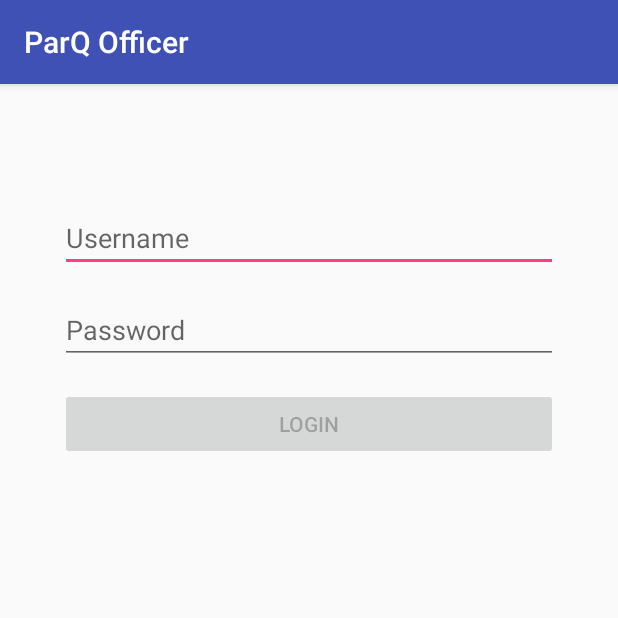
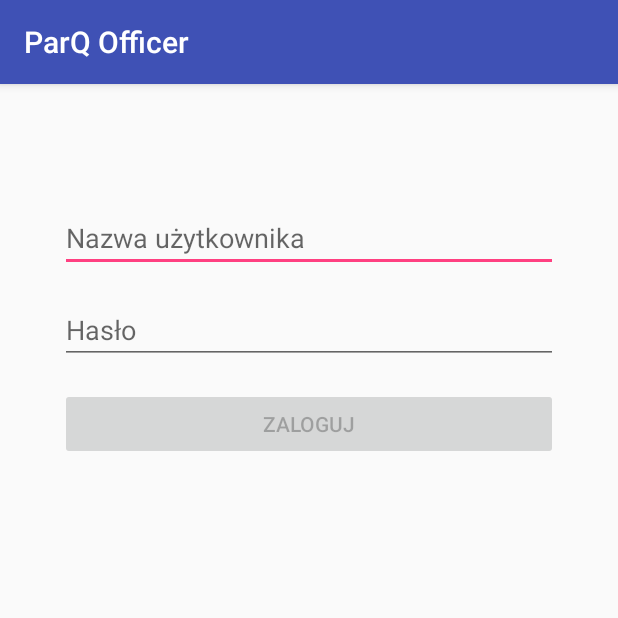
Before and after one commit to Ymcyk/ParQ-mobile-officer, an Android app: the screen it shows after launch (LoginActivity), on a phone screen of 412 x 824 dp, the top half of it. Run offline under Robolectric (Android 15) with nearby library versions, the phone set to English and light mode, and no system bars; our stand-ins replace Volley.

Commit message:
Final 1.0

```diff
--- a/app/src/main/java/com/parq/parqofficer/TypeUrlDialog.java
+++ b/app/src/main/java/com/parq/parqofficer/TypeUrlDialog.java
@@ -34,7 +34,8 @@ public class TypeUrlDialog extends DialogFragment implements View.OnClickListene
         String url = getURLFromSharedPref();
         if(url != null)
             typeURLLabel.setText(url);
-
+        else
+            typeURLLabel.setText("pateto.pythonanywhere.com");
         acceptButton = (Button) view.findViewById(R.id.accept_button);
         acceptButton.setOnClickListener(this);
 
--- a/app/src/main/java/com/parq/parqofficer/connection/ParQURLConstructor.java
+++ b/app/src/main/java/com/parq/parqofficer/connection/ParQURLConstructor.java
@@ -20,7 +20,8 @@ public class ParQURLConstructor {
     private Builder getBase() {
         return new Builder()
                 .scheme("http")
-                .encodedAuthority(authority);
+                .encodedAuthority(authority)
+                .appendEncodedPath("api/");
     }
 
     public String getLoginURL() {
--- a/app/src/main/res/layout/activity_scan.xml
+++ b/app/src/main/res/layout/activity_scan.xml
@@ -29,7 +29,7 @@
         android:id="@+id/plate_label"
         android:layout_height="wrap_content"
         android:layout_width="0dp"
-        android:layout_gravity="fill_horizontal"/>
+        android:layout_gravity="fill_horizontal" />
     <TextView
         android:layout_width="wrap_content"
         android:layout_height="wrap_content"
--- a/app/src/main/res/values/strings.xml
+++ b/app/src/main/res/values/strings.xml
@@ -1,9 +1,9 @@
 <resources>
     <string name="app_name">ParQ Officer</string>
     <!-- LoginActivity -->
-    <string name="username">Username</string>
-    <string name="password">Password</string>
-    <string name="login">Login</string>
+    <string name="username">Nazwa użytkownika</string>
+    <string name="password">Hasło</string>
+    <string name="login">Zaloguj</string>
     <string name="url">URL</string>
     <!-- LoginActivityAPU -->
     <string name="bad_login_or_pass">Bad login or password</string>
@@ -12,14 +12,14 @@
     <string name="sharedpref_file_key">org.parq.parqofficer.sharedpref</string>
     <string name="sharedpref_url_slug">url</string>
     <!-- fragment_type_url -->
-    <string name="type_url">Type URL</string>
+    <string name="type_url">Podaj adres serwera</string>
     <string name="ok">OK</string>
     <!-- ActivityScan -->
-    <string name="start_scan">Start scanning</string>
-    <string name="plate_number">Plate number</string>
+    <string name="start_scan">Skanuj</string>
+    <string name="plate_number">Numer rejestracji</string>
     <string name="parking">Parking</string>
     <!-- ParQ API URL -->
-    <string name="url_login">api-token-auth/</string>
+    <string name="url_login">login/</string>
     <string name="url_current">current/</string>
     <string name="url_tickets">tickets/</string>
 </resources>
```
Also changed, not shown: app/src/main/java/com/parq/parqofficer/ScanActivity.java (+11 -6 lines), app/src/main/java/com/parq/parqofficer/connection/ScanActivityAPI.java (+5 -2 lines).
